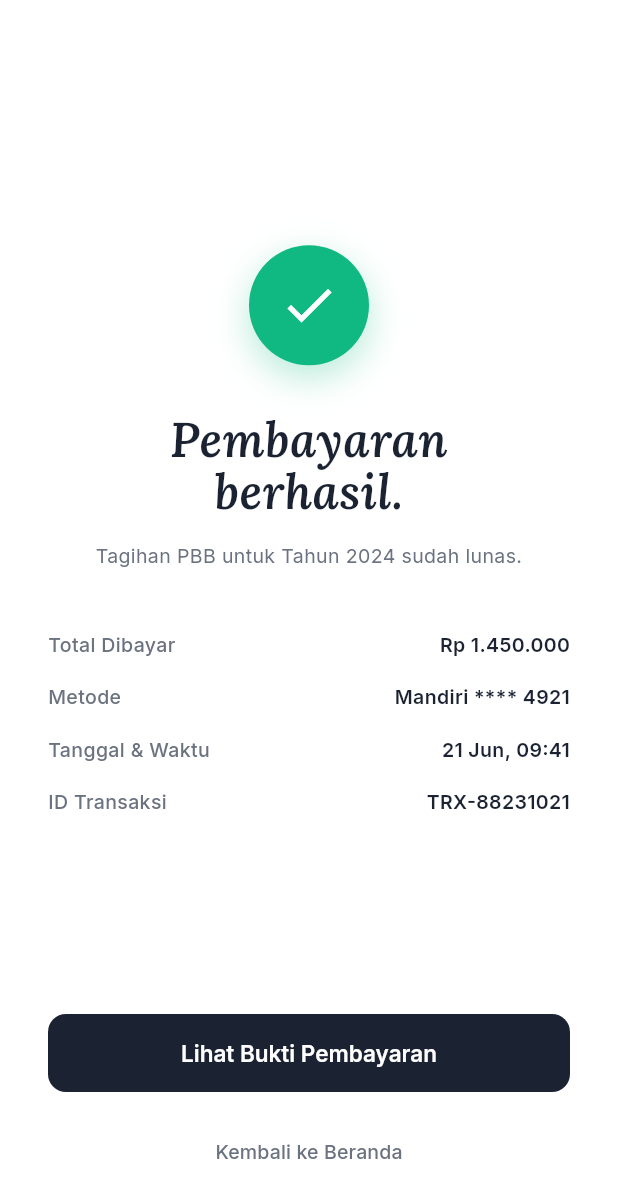
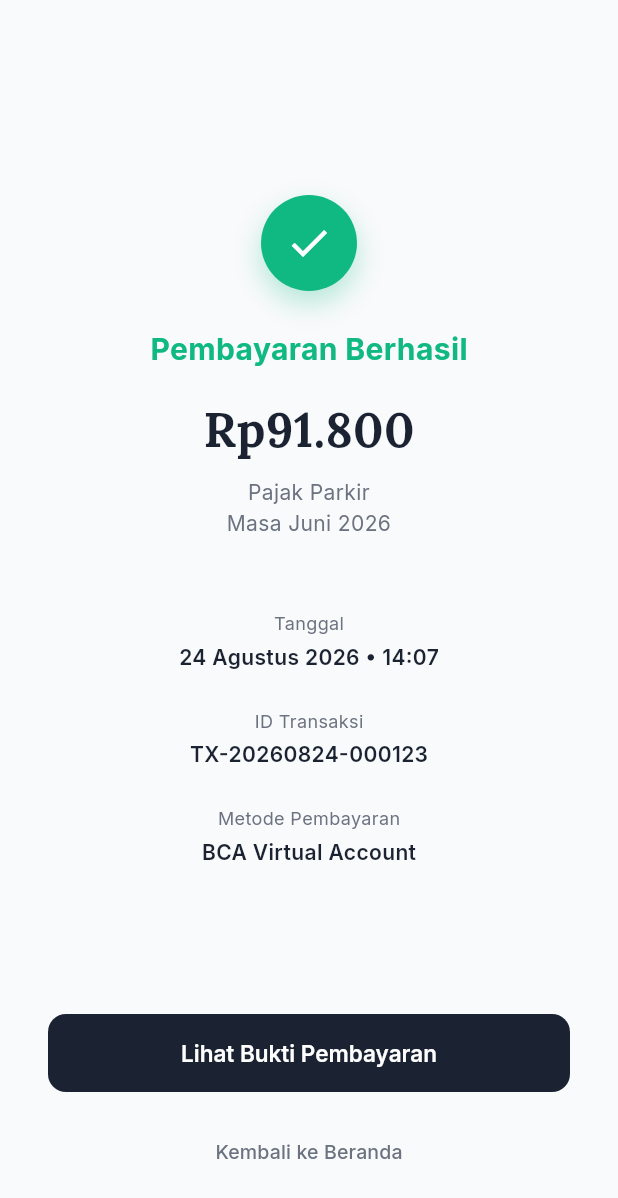
Before and after one commit to Yogiexc/Mobile_Pajak_Jambi, a Flutter app: the PaymentSuccessScreen screen opened by its route, on a phone screen of 412 x 824 dp. Shown: the top 1198 px of the screen. Run offline on Flutter 3.47's test engine with Material 3 defaults, Android fonts, the phone set to English and light mode, and no system bars; our stand-ins replace device_preview, go_router, google_fonts.

Commit message:
feat: implement core UI screens for authentication, payment processing, and profile management flow

```diff
--- a/lib/screens/payment_success_screen.dart
+++ b/lib/screens/payment_success_screen.dart
@@ -9,7 +9,7 @@ class PaymentSuccessScreen extends StatelessWidget {
   @override
   Widget build(BuildContext context) {
     return Scaffold(
-      backgroundColor: AppColors.surface,
+      backgroundColor: AppColors.bgWhite,
       body: SafeArea(
         child: Padding(
           padding: const EdgeInsets.all(32.0),
@@ -21,55 +21,59 @@ class PaymentSuccessScreen extends StatelessWidget {
 
               // Success Icon
               Container(
-                width: 80,
-                height: 80,
+                 width: 64,
+                 height: 64,
                  decoration: BoxDecoration(
                    color: AppColors.success,
                    shape: BoxShape.circle,
                    boxShadow: [
                      BoxShadow(
                        color: AppColors.success.withValues(alpha: 0.3),
-                      blurRadius: 20,
+                       blurRadius: 16,
                        offset: const Offset(0, 8),
                      ),
                    ],
                  ),
-                child: const Icon(Icons.check, color: Colors.white, size: 40),
+                 child: const Icon(Icons.check, color: Colors.white, size: 32),
                ),
-              const SizedBox(height: 32),
+               const SizedBox(height: 24),
 
-              // Text
               Text(
-                'Pembayaran\nberhasil.',
-                textAlign: TextAlign.center,
-                style: GoogleFonts.lora(
-                  fontSize: 32,
-                  fontWeight: FontWeight.w600,
-                  fontStyle: FontStyle.italic,
-                  color: AppColors.primaryDark,
-                  height: 1.1,
+                'Pembayaran Berhasil',
+                style: GoogleFonts.inter(
+                  fontSize: 20,
+                  fontWeight: FontWeight.bold,
+                  color: AppColors.success,
                 ),
               ),
               const SizedBox(height: 16),
               Text(
-                'Tagihan PBB untuk Tahun 2024 sudah lunas.',
+                'Rp91.800',
+                style: GoogleFonts.lora(
+                  fontSize: 32,
+                  fontWeight: FontWeight.w700,
+                  color: AppColors.primaryDark,
+                ),
+              ),
+              const SizedBox(height: 8),
+              Text(
+                'Pajak Parkir\nMasa Juni 2026',
                 textAlign: TextAlign.center,
                 style: GoogleFonts.inter(
-                  fontSize: 13,
+                  fontSize: 14,
                   color: AppColors.textSecondary,
+                  height: 1.5,
                 ),
               ),
 
-              const SizedBox(height: 40),
+              const SizedBox(height: 48),
 
               // Details
-              _buildDetailRow('Total Dibayar', 'Rp 1.450.000'),
-              const SizedBox(height: 16),
-              _buildDetailRow('Metode', 'Mandiri **** 4921'),
-              const SizedBox(height: 16),
-              _buildDetailRow('Tanggal & Waktu', '21 Jun, 09:41'),
-              const SizedBox(height: 16),
-              _buildDetailRow('ID Transaksi', 'TRX-88231021'),
+              _buildDetailColumn('Tanggal', '24 Agustus 2026 • 14:07'),
+              const SizedBox(height: 24),
+              _buildDetailColumn('ID Transaksi', 'TX-20260824-000123'),
+              const SizedBox(height: 24),
+              _buildDetailColumn('Metode Pembayaran', 'BCA Virtual Account'),
 
               const Spacer(),
 
@@ -79,7 +83,7 @@ class PaymentSuccessScreen extends StatelessWidget {
                 height: 52,
                 child: ElevatedButton(
                   onPressed: () {
-                    // Navigate to history or receipt
+                    // Navigate to history or receipt (we will build receipt screen next if needed)
                     context.go('/history');
                   },
                   style: ElevatedButton.styleFrom(
@@ -117,22 +121,22 @@ class PaymentSuccessScreen extends StatelessWidget {
     );
   }
 
-  Widget _buildDetailRow(String label, String value) {
-    return Row(
-      mainAxisAlignment: MainAxisAlignment.spaceBetween,
+  Widget _buildDetailColumn(String label, String value) {
+    return Column(
+      crossAxisAlignment: CrossAxisAlignment.center,
       children: [
         Text(
           label,
           style: GoogleFonts.inter(
-            fontSize: 13,
-            fontWeight: FontWeight.w500,
+            fontSize: 12,
             color: AppColors.textSecondary,
           ),
         ),
+        const SizedBox(height: 4),
         Text(
           value,
           style: GoogleFonts.inter(
-            fontSize: 13,
+            fontSize: 14,
             fontWeight: FontWeight.w600,
             color: AppColors.primaryDark,
           ),
```
Also changed, not shown: lib/screens/pbb_list_screen.dart (+24 -16 lines), lib/screens/pin_screen.dart (+10 -3 lines). Lines whose indentation alone changed are shown as unchanged.
